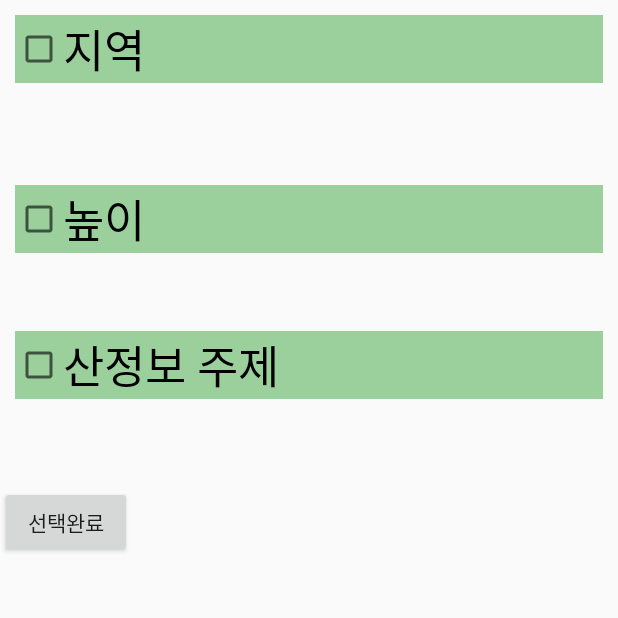
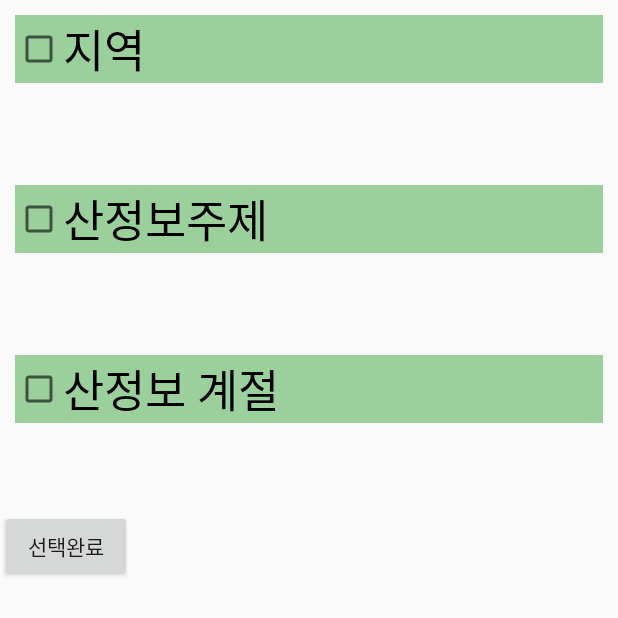
Before and after one commit to funny0601/FinalHHProject, an Android app: the tab2 screen opened directly, with no data from a screen before it, on a phone screen of 412 x 824 dp, the top half of it. Run offline under Robolectric (Android 15) with nearby library versions, the phone set to English and light mode, and no system bars.

Commit message:
산정보지역, 산정보주제, 산정보계절 스피너 가능!

```diff
--- a/app/src/main/java/com/example/seyoung/finalhhproject/tab2.java
+++ b/app/src/main/java/com/example/seyoung/finalhhproject/tab2.java
@@ -57,13 +57,8 @@ public class tab2 extends Activity {
 
     //큰 체크박스들
     CheckBox chkAgree;//"지역"
-    CheckBox chkAgree2;//"높이"
-    CheckBox chkAgree3;//"산정보 주제"
-
-    //chAgree2("높이")에 들어갈 checkBox3개
-    CheckBox high1;//상
-    CheckBox high2;//중
-    CheckBox high3;//하
+    CheckBox chkAgree2;//"산정보 주제"
+    CheckBox chkAgree3;//"산정보 계절"
 
     //"지역" 체크박스 선택시 스피너
     private Spinner spinner2;
@@ -74,6 +69,11 @@ public class tab2 extends Activity {
     private Spinner spinner3;
     ArrayList<String> arrayList2;
     ArrayAdapter<String> arrayAdapter2;
+
+    //"산정보 계절" 체크박스 선택시 스피너
+    private Spinner spinner4;
+    ArrayList<String> arrayList3;
+    ArrayAdapter<String> arrayAdapter3;
 
     //선택완료 버튼
     Button btnSearch;
@@ -89,7 +89,7 @@ public class tab2 extends Activity {
     Integer key3;//산주제코드
 
 
-    Integer key4;//산 높은것
+    Integer key4;//산정보계절코드
 
     @Override
 
@@ -101,12 +101,6 @@ public class tab2 extends Activity {
         chkAgree = (CheckBox) findViewById(R.id.ChkAgree);
         chkAgree2 = (CheckBox) findViewById(R.id.ChkAgree2);
         chkAgree3 = (CheckBox) findViewById(R.id.ChkAgree3);
-
-
-        high1 = (CheckBox) findViewById(R.id.high1);
-        high2 = (CheckBox) findViewById(R.id.high2);
-        high3 = (CheckBox) findViewById(R.id.high3);
-
 
         //"지역" 체크박스 선택시 스피너 안에 들어갈 arrayList
         arrayList = new ArrayList<>();
@@ -142,9 +136,7 @@ public class tab2 extends Activity {
             public void onItemSelected(AdapterView<?> adapterView, View view, int i, long l) {
                 Toast.makeText(getApplicationContext(), arrayList.get(i) + "가 선택되었습니다.",
                         Toast.LENGTH_SHORT).show();
-
                 key2=i+1;
-
             }
 
             @Override
@@ -217,42 +209,84 @@ public class tab2 extends Activity {
         });
 
 
+
+
+        //이제부터  "산정보 계절" 체크박스 선택시 스피너에 들어갈 어레이리스트
+
+        arrayList3 = new ArrayList<>();
+
+        arrayList3.add("봄");
+        arrayList3.add("여름");
+        arrayList3.add("가을");
+        arrayList3.add("겨울");
+        arrayList3.add("봄/여름");
+        arrayList3.add("봄/가을");
+        arrayList3.add("봄/겨울");
+        arrayList3.add("여름/가을");
+        arrayList3.add("여름/겨울");
+        arrayList3.add("가을/겨울");
+        arrayList3.add("사계절");
+
+
+        arrayAdapter3 = new ArrayAdapter<>(getApplicationContext(),
+                android.R.layout.simple_spinner_dropdown_item,
+                arrayList3);
+
+
+        spinner4 = (Spinner) findViewById(R.id.spinner4);
+        spinner4.setAdapter(arrayAdapter3);
+        spinner4.setOnItemSelectedListener(new AdapterView.OnItemSelectedListener() {
+
+            @Override
+
+            public void onItemSelected(AdapterView<?> adapterView, View view, int i, long l) {
+                Toast.makeText(getApplicationContext(), arrayList3.get(i) + "가 선택되었습니다.",
+                        Toast.LENGTH_SHORT).show();
+
+                key4=i+1;
+
+            }
+
+            @Override
+
+            public void onNothingSelected(AdapterView<?> adapterView) {
+
+            }
+
+        });
+
+
+
+
         //여기까지  "산정보 주제" 체크박스 선택시 스피너
 
-
-        high1.setVisibility(android.view.View.INVISIBLE);//처음에는 "높이" 상중하 체크박스 3개 모두 안보이게
-        high2.setVisibility(android.view.View.INVISIBLE);
-        high3.setVisibility(android.view.View.INVISIBLE);
-
+        spinner3.setVisibility(android.view.View.INVISIBLE);
 
         chkAgree2.setOnCheckedChangeListener(new CompoundButton.OnCheckedChangeListener() {
             public void onCheckedChanged(CompoundButton arg0, boolean arg1) {
                 // "높이" 체크되면 모두 보이도록 설정
                 if (chkAgree2.isChecked() == true) {
-                    high1.setVisibility(android.view.View.VISIBLE);
-                    high2.setVisibility(android.view.View.VISIBLE);
-                    high3.setVisibility(android.view.View.VISIBLE);
+
+                    spinner3.setVisibility(android.view.View.VISIBLE);
 
                 } else {
-                    high1.setVisibility(android.view.View.INVISIBLE);
-                    high2.setVisibility(android.view.View.INVISIBLE);
-                    high3.setVisibility(android.view.View.INVISIBLE);
+                    spinner3.setVisibility(android.view.View.INVISIBLE);
                 }
             }
         });
 
 
-        spinner3.setVisibility(android.view.View.INVISIBLE);
+        spinner4.setVisibility(android.view.View.INVISIBLE);
 
         chkAgree3.setOnCheckedChangeListener(new CompoundButton.OnCheckedChangeListener() {
             public void onCheckedChanged(CompoundButton arg0, boolean arg1) {
-                // "산정보 주제" 체크되면 스피너 보이도록 설정
+                // "산정보 계절" 체크되면 스피너 보이도록 설정
                 if (chkAgree3.isChecked() == true) {
 
-                    spinner3.setVisibility(android.view.View.VISIBLE);
+                    spinner4.setVisibility(android.view.View.VISIBLE);
 
                 } else {
-                    spinner3.setVisibility(android.view.View.INVISIBLE);
+                    spinner4.setVisibility(android.view.View.INVISIBLE);
                 }
             }
         });
@@ -294,7 +328,7 @@ public class tab2 extends Activity {
                         ;
 
 
-                String strUrl = serviceUrl + "?serviceKey=" + serviceKey + "&mntnInfoAraCd="+key2+"&mntnInfoThmCd="+key3;
+                String strUrl = serviceUrl + "?serviceKey=" + serviceKey + "&mntnInfoAraCd="+key2+"&mntnInfoThmCd="+key3+"&mntnInfoSsnCd="+key4;
 
                 //String strUrl = serviceUrl + "?serviceKey=" + serviceKey +"&mntnHght=" + 1708  + "&mntnHght=" +1915 ;
                 //
--- a/app/src/main/res/layout/tab2_frame.xml
+++ b/app/src/main/res/layout/tab2_frame.xml
@@ -33,51 +33,34 @@
         android:layout_width="match_parent"
         android:layout_height="wrap_content"
         android:textSize="30dp"
-        android:text="높이"
+        android:text="산정보주제"
         android:background="#803EA843"
         android:layout_margin="10dp"
         android:id="@+id/ChkAgree2"/>
 
-    <LinearLayout
+    <Spinner
+
+        android:id="@+id/spinner3"
+
         android:layout_width="match_parent"
-        android:layout_height="wrap_content"
-        android:orientation="horizontal"
-        android:gravity="center">
 
-        <CheckBox
-            android:id="@+id/high1"
-            android:layout_width="wrap_content"
-            android:layout_height="wrap_content"
-            android:checked="true"
-            android:text="상" />
+        android:layout_height="wrap_content"></Spinner>
 
-        <CheckBox
-            android:id="@+id/high2"
-            android:layout_width="wrap_content"
-            android:layout_height="wrap_content"
-            android:text="중" />
 
-        <CheckBox
-            android:id="@+id/high3"
-            android:layout_width="wrap_content"
-            android:layout_height="wrap_content"
-            android:text="하" />
-
-    </LinearLayout>
 
 
     <CheckBox
         android:layout_width="match_parent"
         android:layout_height="wrap_content"
         android:textSize="30dp"
-        android:text="산정보 주제"
+        android:text="산정보 계절"
         android:layout_margin="10dp"
         android:background="#803EA843"
         android:id="@+id/ChkAgree3"/>
 
     <Spinner
 
-        android:id="@+id/spinner3"
+        android:id="@+id/spinner4"
         android:layout_width="match_parent"
         android:layout_height="wrap_content"></Spinner>
 
```
